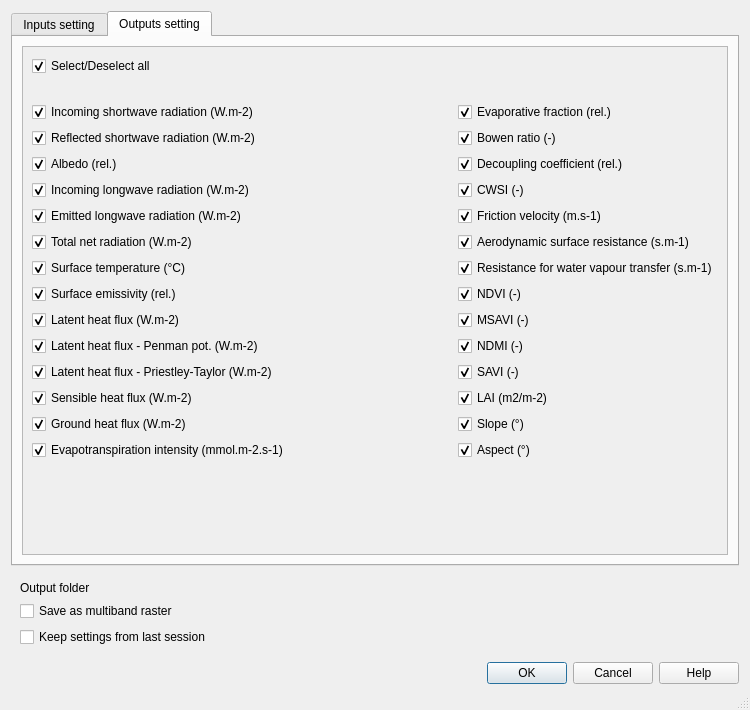
First picture: the form in SEBCS_dialog_base.ui, repository JakubBrom/SEBCS, before the edit.
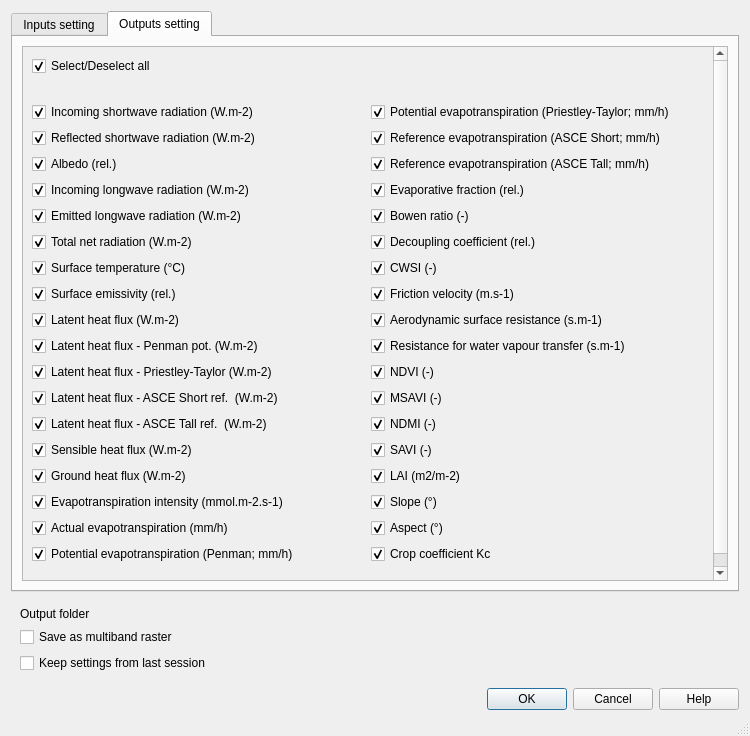
Second picture: the form after the edit. The open tabs and pages were chosen to show the change. Icons and pictures are not drawn. Custom widgets are drawn as their Qt base class.

Commit message: New features added (ASCE Ref. ET a,d calculation of evapotranspiration intensity in mm/h), bug fixes and code optimization.

What changed in the file:
```diff
--- a/SEBCS_dialog_base.ui
+++ b/SEBCS_dialog_base.ui
@@ -13,7 +13,7 @@
     <x>0</x>
     <y>0</y>
     <width>750</width>
-    <height>710</height>
+    <height>736</height>
    </rect>
   </property>
   <property name="sizePolicy">
@@ -62,6 +62,22 @@
      <layout class="QGridLayout" name="gridLayout_13">
       <item row="0" column="0">
        <layout class="QGridLayout" name="gridLayout_2">
+        <item row="1" column="0">
+         <widget class="QLabel" name="label_30">
+          <property name="sizePolicy">
+           <sizepolicy hsizetype="Preferred" vsizetype="Preferred">
+            <horstretch>0</horstretch>
+            <verstretch>0</verstretch>
+           </sizepolicy>
+          </property>
+          <property name="toolTip">
+           <string>&lt;html&gt;&lt;head/&gt;&lt;body&gt;&lt;p&gt;Set path to output folder.&lt;/p&gt;&lt;/body&gt;&lt;/html&gt;</string>
+          </property>
+          <property name="text">
+           <string>Output folder</string>
+          </property>
+         </widget>
+        </item>
         <item row="3" column="0">
          <widget class="QCheckBox" name="ch_multi">
           <property name="sizePolicy">
@@ -78,22 +94,6 @@
           </property>
          </widget>
         </item>
-        <item row="1" column="0">
-         <widget class="QLabel" name="label_30">
-          <property name="sizePolicy">
-           <sizepolicy hsizetype="Preferred" vsizetype="Preferred">
-            <horstretch>0</horstretch>
-            <verstretch>0</verstretch>
-           </sizepolicy>
-          </property>
-          <property name="toolTip">
-           <string>&lt;html&gt;&lt;head/&gt;&lt;body&gt;&lt;p&gt;Set path to output folder.&lt;/p&gt;&lt;/body&gt;&lt;/html&gt;</string>
-          </property>
-          <property name="text">
-           <string>Output folder</string>
-          </property>
-         </widget>
-        </item>
         <item row="3" column="1">
          <widget class="QgsFileWidget" name="out_multifile">
           <property name="enabled">
@@ -156,6 +156,20 @@
      </layout>
     </widget>
    </item>
+   <item row="2" column="0">
+    <layout class="QGridLayout" name="gridLayout_14">
+     <property name="bottomMargin">
+      <number>15</number>
+     </property>
+     <item row="0" column="0">
+      <widget class="QDialogButtonBox" name="buttonBox">
+       <property name="standardButtons">
+        <set>QDialogButtonBox::Cancel|QDialogButtonBox::Help|QDialogButtonBox::Ok</set>
+       </property>
+      </widget>
+     </item>
+    </layout>
+   </item>
    <item row="0" column="0">
     <widget class="QTabWidget" name="tabWidget">
      <property name="enabled">
@@ -204,7 +218,7 @@
             <x>0</x>
             <y>0</y>
             <width>706</width>
-            <height>505</height>
+            <height>531</height>
            </rect>
           </property>
           <property name="sizePolicy">
@@ -1179,8 +1193,8 @@
                      <rect>
                       <x>0</x>
                       <y>0</y>
-                      <width>348</width>
-                      <height>212</height>
+                      <width>660</width>
+                      <height>311</height>
                      </rect>
                     </property>
                     <property name="sizePolicy">
@@ -1477,8 +1491,8 @@
            <rect>
             <x>0</x>
             <y>0</y>
-            <width>498</width>
-            <height>432</height>
+            <width>706</width>
+            <height>531</height>
            </rect>
           </property>
           <property name="sizePolicy">
@@ -1503,132 +1517,6 @@
            </item>
            <item row="0" column="0">
             <layout class="QGridLayout" name="gridLayout_20">
-             <item row="15" column="1">
-              <widget class="QCheckBox" name="ch_aspect">
-               <property name="text">
-                <string>Aspect (°)</string>
-               </property>
-               <property name="checked">
-                <bool>true</bool>
-               </property>
-              </widget>
-             </item>
-             <item row="8" column="0">
-              <widget class="QCheckBox" name="ch_ts">
-               <property name="text">
-                <string>Surface temperature (°C)</string>
-               </property>
-               <property name="checked">
-                <bool>true</bool>
-               </property>
-              </widget>
-             </item>
-             <item row="12" column="0">
-              <widget class="QCheckBox" name="ch_le_pt">
-               <property name="sizePolicy">
-                <sizepolicy hsizetype="Preferred" vsizetype="Fixed">
-                 <horstretch>0</horstretch>
-                 <verstretch>0</verstretch>
-                </sizepolicy>
-               </property>
-               <property name="text">
-                <string>Latent heat flux - Priestley-Taylor (W.m-2)</string>
-               </property>
-               <property name="checked">
-                <bool>true</bool>
-               </property>
-              </widget>
-             </item>
-             <item row="5" column="1">
-              <widget class="QCheckBox" name="ch_cwsi">
-               <property name="sizePolicy">
-                <sizepolicy hsizetype="Preferred" vsizetype="Fixed">
-                 <horstretch>0</horstretch>
-                 <verstretch>0</verstretch>
-                </sizepolicy>
-               </property>
-               <property name="text">
-                <string>CWSI (-)</string>
-               </property>
-               <property name="checked">
-                <bool>true</bool>
-               </property>
-              </widget>
-             </item>
-             <item row="3" column="1">
-              <widget class="QCheckBox" name="ch_bowen">
-               <property name="sizePolicy">
-                <sizepolicy hsizetype="Preferred" vsizetype="Fixed">
-                 <horstretch>0</horstretch>
-                 <verstretch>0</verstretch>
-                </sizepolicy>
-               </property>
-               <property name="text">
-                <string>Bowen ratio (-)</string>
-               </property>
-               <property name="checked">
-                <bool>true</bool>
-               </property>
-              </widget>
-             </item>
-             <item row="4" column="1">
-              <widget class="QCheckBox" name="ch_omega">
-               <property name="sizePolicy">
-                <sizepolicy hsizetype="Preferred" vsizetype="Fixed">
-                 <horstretch>0</horstretch>
-                 <verstretch>0</verstretch>
-                </sizepolicy>
-               </property>
-               <property name="text">
-                <string>Decoupling coefficient (rel.)</string>
-               </property>
-               <property name="checked">
-                <bool>true</bool>
-               </property>
-              </widget>
-             </item>
-             <item row="4" column="0">
-              <widget class="QCheckBox" name="ch_albedo">
-               <property name="sizePolicy">
-                <sizepolicy hsizetype="Preferred" vsizetype="Fixed">
-                 <horstretch>0</horstretch>
-                 <verstretch>0</verstretch>
-                </sizepolicy>
-               </property>
-               <property name="text">
-                <string>Albedo (rel.)</string>
-               </property>
-               <property name="checked">
-                <bool>true</bool>
-               </property>
-              </widget>
-             </item>
-             <item row="5" column="0">
-              <widget class="QCheckBox" name="ch_rl_in">
-               <property name="text">
-                <string>Incoming longwave radiation (W.m-2)</string>
-               </property>
-               <property name="checked">
-                <bool>true</bool>
-               </property>
-              </widget>
-             </item>
-             <item row="22" column="0">
-              <spacer name="verticalSpacer">
-               <property name="orientation">
-                <enum>Qt::Vertical</enum>
-               </property>
-               <property name="sizeType">
-                <enum>QSizePolicy::Fixed</enum>
-               </property>
-               <property name="sizeHint" stdset="0">
-                <size>
-                 <width>10</width>
-                 <height>20</height>
-                </size>
-               </property>
-              </spacer>
-             </item>
              <item row="3" column="0">
               <widget class="QCheckBox" name="ch_rs_out">
                <property name="sizePolicy">
@@ -1645,16 +1533,10 @@
                </property>
               </widget>
              </item>
-             <item row="0" column="0">
-              <widget class="QCheckBox" name="ch_all">
-               <property name="sizePolicy">
-                <sizepolicy hsizetype="Preferred" vsizetype="Fixed">
-                 <horstretch>0</horstretch>
-                 <verstretch>0</verstretch>
-                </sizepolicy>
-               </property>
+             <item row="13" column="0">
+              <widget class="QCheckBox" name="ch_le_ref_short">
                <property name="text">
-                <string>Select/Deselect all</string>
+                <string>Latent heat flux - ASCE Short ref.  (W.m-2)</string>
                </property>
                <property name="checked">
                 <bool>true</bool>
@@ -1677,48 +1559,16 @@
                </property>
               </widget>
              </item>
-             <item row="6" column="0">
-              <widget class="QCheckBox" name="ch_rl_out">
+             <item row="5" column="0">
+              <widget class="QCheckBox" name="ch_rl_in">
                <property name="text">
-                <string>Emitted longwave radiation (W.m-2)</string>
+                <string>Incoming longwave radiation (W.m-2)</string>
                </property>
                <property name="checked">
                 <bool>true</bool>
                </property>
               </widget>
              </item>
-             <item row="2" column="0">
-              <widget class="QCheckBox" name="ch_rs_in">
-               <property name="sizePolicy">
-                <sizepolicy hsizetype="Preferred" vsizetype="Fixed">
-                 <horstretch>0</horstretch>
-                 <verstretch>0</verstretch>
-                </sizepolicy>
-               </property>
-               <property name="text">
-                <string>Incoming shortwave radiation (W.m-2)</string>
-               </property>
-               <property name="checked">
-                <bool>true</bool>
-               </property>
-              </widget>
-             </item>
-             <item row="1" column="0">
-              <spacer name="verticalSpacer_2">
-               <property name="orientation">
-                <enum>Qt::Vertical</enum>
-               </property>
-               <property name="sizeType">
-                <enum>QSizePolicy::Fixed</enum>
-               </property>
-               <property name="sizeHint" stdset="0">
-                <size>
-                 <width>13</width>
-                 <height>20</height>
-                </size>
-               </property>
-              </spacer>
-             </item>
              <item row="10" column="0">
               <widget class="QCheckBox" name="ch_le">
                <property name="sizePolicy">
@@ -1735,6 +1585,38 @@
                </property>
               </widget>
              </item>
+             <item row="0" column="0">
+              <widget class="QCheckBox" name="ch_all">
+               <property name="sizePolicy">
+                <sizepolicy hsizetype="Expanding" vsizetype="Fixed">
+                 <horstretch>0</horstretch>
+                 <verstretch>0</verstretch>
+                </sizepolicy>
+               </property>
+               <property name="text">
+                <string>Select/Deselect all</string>
+               </property>
+               <property name="checked">
+                <bool>true</bool>
+               </property>
+              </widget>
+             </item>
+             <item row="1" column="0">
+              <spacer name="verticalSpacer_2">
+               <property name="orientation">
+                <enum>Qt::Vertical</enum>
+               </property>
+               <property name="sizeType">
+                <enum>QSizePolicy::Fixed</enum>
+               </property>
+               <property name="sizeHint" stdset="0">
+                <size>
+                 <width>13</width>
+                 <height>20</height>
+                </size>
+               </property>
+              </spacer>
+             </item>
              <item row="7" column="0">
               <widget class="QCheckBox" name="ch_rn">
                <property name="sizePolicy">
@@ -1751,7 +1633,111 @@
                </property>
               </widget>
              </item>
-             <item row="13" column="0">
+             <item row="27" column="0">
+              <spacer name="verticalSpacer">
+               <property name="orientation">
+                <enum>Qt::Vertical</enum>
+               </property>
+               <property name="sizeType">
+                <enum>QSizePolicy::Fixed</enum>
+               </property>
+               <property name="sizeHint" stdset="0">
+                <size>
+                 <width>10</width>
+                 <height>20</height>
+                </size>
+               </property>
+              </spacer>
+             </item>
+             <item row="9" column="0">
+              <widget class="QCheckBox" name="ch_emiss">
+               <property name="sizePolicy">
+                <sizepolicy hsizetype="Expanding" vsizetype="Fixed">
+                 <horstretch>0</horstretch>
+                 <verstretch>0</verstretch>
+                </sizepolicy>
+               </property>
+               <property name="text">
+                <string>Surface emissivity (rel.)</string>
+               </property>
+               <property name="checked">
+                <bool>true</bool>
+               </property>
+              </widget>
+             </item>
+             <item row="8" column="0">
+              <widget class="QCheckBox" name="ch_ts">
+               <property name="text">
+                <string>Surface temperature (°C)</string>
+               </property>
+               <property name="checked">
+                <bool>true</bool>
+               </property>
+              </widget>
+             </item>
+             <item row="6" column="0">
+              <widget class="QCheckBox" name="ch_rl_out">
+               <property name="text">
+                <string>Emitted longwave radiation (W.m-2)</string>
+               </property>
+               <property name="checked">
+                <bool>true</bool>
+               </property>
+              </widget>
+             </item>
+             <item row="14" column="0">
+              <widget class="QCheckBox" name="ch_le_ref_tall">
+               <property name="text">
+                <string>Latent heat flux - ASCE Tall ref.  (W.m-2)</string>
+               </property>
+               <property name="checked">
+                <bool>true</bool>
+               </property>
+              </widget>
+             </item>
+             <item row="12" column="0">
+              <widget class="QCheckBox" name="ch_le_pt">
+               <property name="sizePolicy">
+                <sizepolicy hsizetype="Preferred" vsizetype="Fixed">
+                 <horstretch>0</horstretch>
+                 <verstretch>0</verstretch>
+                </sizepolicy>
+               </property>
+               <property name="text">
+                <string>Latent heat flux - Priestley-Taylor (W.m-2)</string>
+               </property>
+               <property name="checked">
+                <bool>true</bool>
+               </property>
+              </widget>
+             </item>
+             <item row="17" column="0">
+              <widget class="QCheckBox" name="ch_e_int">
+               <property name="sizePolicy">
+                <sizepolicy hsizetype="Preferred" vsizetype="Fixed">
+                 <horstretch>0</horstretch>
+                 <verstretch>0</verstretch>
+                </sizepolicy>
+               </property>
+               <property name="text">
+                <string>Evapotranspiration intensity (mmol.m-2.s-1)</string>
+               </property>
+               <property name="checked">
+                <bool>true</bool>
+               </property>
+              </widget>
+             </item>
+             <item row="18" column="0">
+              <widget class="QCheckBox" name="ch_aet">
+               <property name="text">
+                <string>Actual evapotranspiration (mm/h)</string>
+               </property>
+               <property name="checked">
+                <bool>true</bool>
+               </property>
+              </widget>
+             </item>
+             <item row="15" column="0">
               <widget class="QCheckBox" name="ch_sensible">
                <property name="sizePolicy">
                 <sizepolicy hsizetype="Preferred" vsizetype="Fixed">
@@ -1767,7 +1753,7 @@
                </property>
               </widget>
              </item>
-             <item row="14" column="0">
+             <item row="16" column="0">
               <widget class="QCheckBox" name="ch_ground">
                <property name="sizePolicy">
                 <sizepolicy hsizetype="Preferred" vsizetype="Fixed">
@@ -1783,8 +1769,8 @@
                </property>
               </widget>
              </item>
-             <item row="2" column="1">
-              <widget class="QCheckBox" name="ch_ef">
+             <item row="4" column="0">
+              <widget class="QCheckBox" name="ch_albedo">
                <property name="sizePolicy">
                 <sizepolicy hsizetype="Preferred" vsizetype="Fixed">
                  <horstretch>0</horstretch>
@@ -1792,14 +1778,60 @@
                 </sizepolicy>
                </property>
                <property name="text">
-                <string>Evaporative fraction (rel.)</string>
+                <string>Albedo (rel.)</string>
                </property>
                <property name="checked">
                 <bool>true</bool>
                </property>
               </widget>
              </item>
-             <item row="14" column="1">
+             <item row="2" column="0">
+              <widget class="QCheckBox" name="ch_rs_in">
+               <property name="sizePolicy">
+                <sizepolicy hsizetype="Expanding" vsizetype="Fixed">
+                 <horstretch>0</horstretch>
+                 <verstretch>0</verstretch>
+                </sizepolicy>
+               </property>
+               <property name="text">
+                <string>Incoming shortwave radiation (W.m-2)</string>
+               </property>
+               <property name="checked">
+                <bool>true</bool>
+               </property>
+              </widget>
+             </item>
+             <item row="19" column="0">
+              <widget class="QCheckBox" name="ch_pet">
+               <property name="text">
+                <string>Potential evapotranspiration (Penman; mm/h)</string>
+               </property>
+               <property name="checked">
+                <bool>true</bool>
+               </property>
+              </widget>
+             </item>
+             <item row="19" column="1">
+              <widget class="QCheckBox" name="ch_kc">
+               <property name="text">
+                <string>Crop coefficient Kc</string>
+               </property>
+               <property name="checked">
+                <bool>true</bool>
+               </property>
+              </widget>
+             </item>
+             <item row="18" column="1">
+              <widget class="QCheckBox" name="ch_aspect">
+               <property name="text">
+                <string>Aspect (°)</string>
+               </property>
+               <property name="checked">
+                <bool>true</bool>
+               </property>
+              </widget>
+             </item>
+             <item row="17" column="1">
               <widget class="QCheckBox" name="ch_slope">
                <property name="text">
                 <string>Slope (°)</string>
@@ -1809,8 +1841,28 @@
                </property>
               </widget>
              </item>
-             <item row="15" column="0">
-              <widget class="QCheckBox" name="ch_e_int">
+             <item row="16" column="1">
+              <widget class="QCheckBox" name="ch_lai">
+               <property name="text">
+                <string>LAI (m2/m-2)</string>
+               </property>
+               <property name="checked">
+                <bool>true</bool>
+               </property>
+              </widget>
+             </item>
+             <item row="15" column="1">
+              <widget class="QCheckBox" name="ch_savi">
+               <property name="text">
+                <string>SAVI (-)</string>
+               </property>
+               <property name="checked">
+                <bool>true</bool>
+               </property>
+              </widget>
+             </item>
+             <item row="14" column="1">
+              <widget class="QCheckBox" name="ch_ndmi">
                <property name="sizePolicy">
                 <sizepolicy hsizetype="Preferred" vsizetype="Fixed">
                  <horstretch>0</horstretch>
@@ -1818,14 +1870,78 @@
                 </sizepolicy>
                </property>
                <property name="text">
-                <string>Evapotranspiration intensity (mmol.m-2.s-1)</string>
+                <string>NDMI (-)</string>
                </property>
                <property name="checked">
                 <bool>true</bool>
                </property>
               </widget>
              </item>
-             <item row="6" column="1">
+             <item row="13" column="1">
+              <widget class="QCheckBox" name="ch_msavi">
+               <property name="sizePolicy">
+                <sizepolicy hsizetype="Preferred" vsizetype="Fixed">
+                 <horstretch>0</horstretch>
+                 <verstretch>0</verstretch>
+                </sizepolicy>
+               </property>
+               <property name="text">
+                <string>MSAVI (-)</string>
+               </property>
+               <property name="checked">
+                <bool>true</bool>
+               </property>
+              </widget>
+             </item>
+             <item row="12" column="1">
+              <widget class="QCheckBox" name="ch_ndvi">
+               <property name="sizePolicy">
+                <sizepolicy hsizetype="Preferred" vsizetype="Fixed">
+                 <horstretch>0</horstretch>
+                 <verstretch>0</verstretch>
+                </sizepolicy>
+               </property>
+               <property name="text">
+                <string>NDVI (-)</string>
+               </property>
+               <property name="checked">
+                <bool>true</bool>
+               </property>
+              </widget>
+             </item>
+             <item row="11" column="1">
+              <widget class="QCheckBox" name="ch_rc">
+               <property name="sizePolicy">
+                <sizepolicy hsizetype="Preferred" vsizetype="Fixed">
+                 <horstretch>0</horstretch>
+                 <verstretch>0</verstretch>
+                </sizepolicy>
+               </property>
+               <property name="text">
+                <string>Resistance for water vapour transfer (s.m-1)</string>
+               </property>
+               <property name="checked">
+                <bool>true</bool>
+               </property>
+              </widget>
+             </item>
+             <item row="10" column="1">
+              <widget class="QCheckBox" name="ch_ra">
+               <property name="sizePolicy">
+                <sizepolicy hsizetype="Preferred" vsizetype="Fixed">
+                 <horstretch>0</horstretch>
+                 <verstretch>0</verstretch>
+                </sizepolicy>
+               </property>
+               <property name="text">
+                <string>Aerodynamic surface resistance (s.m-1)</string>
+               </property>
+               <property name="checked">
+                <bool>true</bool>
+               </property>
+              </widget>
+             </item>
+             <item row="9" column="1">
               <widget class="QCheckBox" name="ch_frict">
                <property name="enabled">
                 <bool>true</bool>
@@ -1847,40 +1963,8 @@
                </property>
               </widget>
              </item>
-             <item row="9" column="0">
-              <widget class="QCheckBox" name="ch_emiss">
-               <property name="sizePolicy">
-                <sizepolicy hsizetype="Expanding" vsizetype="Fixed">
-                 <horstretch>0</horstretch>
-                 <verstretch>0</verstretch>
-                </sizepolicy>
-               </property>
-               <property name="text">
-                <string>Surface emissivity (rel.)</string>
-               </property>
-               <property name="checked">
-                <bool>true</bool>
-               </property>
-              </widget>
-             </item>
-             <item row="7" column="1">
-              <widget class="QCheckBox" name="ch_ra">
-               <property name="sizePolicy">
-                <sizepolicy hsizetype="Preferred" vsizetype="Fixed">
-                 <horstretch>0</horstretch>
-                 <verstretch>0</verstretch>
-                </sizepolicy>
-               </property>
-               <property name="text">
-                <string>Aerodynamic surface resistance (s.m-1)</string>
-               </property>
-               <property name="checked">
-                <bool>true</bool>
-               </property>
-              </widget>
-             </item>
              <item row="8" column="1">
-              <widget class="QCheckBox" name="ch_rc">
+              <widget class="QCheckBox" name="ch_cwsi">
                <property name="sizePolicy">
                 <sizepolicy hsizetype="Preferred" vsizetype="Fixed">
                  <horstretch>0</horstretch>
@@ -1888,15 +1972,15 @@
                 </sizepolicy>
                </property>
                <property name="text">
-                <string>Resistance for water vapour transfer (s.m-1)</string>
+                <string>CWSI (-)</string>
                </property>
                <property name="checked">
                 <bool>true</bool>
                </property>
               </widget>
              </item>
-             <item row="9" column="1">
-              <widget class="QCheckBox" name="ch_ndvi">
+             <item row="7" column="1">
+              <widget class="QCheckBox" name="ch_omega">
                <property name="sizePolicy">
                 <sizepolicy hsizetype="Preferred" vsizetype="Fixed">
                  <horstretch>0</horstretch>
@@ -1904,15 +1988,15 @@
                 </sizepolicy>
                </property>
                <property name="text">
-                <string>NDVI (-)</string>
+                <string>Decoupling coefficient (rel.)</string>
                </property>
                <property name="checked">
                 <bool>true</bool>
                </property>
               </widget>
              </item>
-             <item row="10" column="1">
-              <widget class="QCheckBox" name="ch_msavi">
+             <item row="6" column="1">
+              <widget class="QCheckBox" name="ch_bowen">
                <property name="sizePolicy">
                 <sizepolicy hsizetype="Preferred" vsizetype="Fixed">
                  <horstretch>0</horstretch>
@@ -1920,43 +2004,53 @@
                 </sizepolicy>
                </property>
                <property name="text">
-                <string>MSAVI (-)</string>
+                <string>Bowen ratio (-)</string>
                </property>
                <property name="checked">
                 <bool>true</bool>
                </property>
               </widget>
              </item>
-             <item row="11" column="1">
-              <widget class="QCheckBox" name="ch_ndmi">
+             <item row="5" column="1">
+              <widget class="QCheckBox" name="ch_ef">
                <property name="sizePolicy">
-                <sizepolicy hsizetype="Preferred" vsizetype="Fixed">
+                <sizepolicy hsizetype="Expanding" vsizetype="Fixed">
                  <horstretch>0</horstretch>
                  <verstretch>0</verstretch>
                 </sizepolicy>
                </property>
                <property name="text">
-                <string>NDMI (-)</string>
+                <string>Evaporative fraction (rel.)</string>
                </property>
                <property name="checked">
                 <bool>true</bool>
                </property>
               </widget>
              </item>
-             <item row="12" column="1">
-              <widget class="QCheckBox" name="ch_savi">
+             <item row="2" column="1">
+              <widget class="QCheckBox" name="ch_ptet">
                <property name="text">
-                <string>SAVI (-)</string>
+                <string>Potential evapotranspiration (Priestley-Taylor; mm/h)</string>
                </property>
                <property name="checked">
                 <bool>true</bool>
                </property>
               </widget>
              </item>
-             <item row="13" column="1">
-              <widget class="QCheckBox" name="ch_lai">
+             <item row="3" column="1">
+              <widget class="QCheckBox" name="ch_refets">
                <property name="text">
-                <string>LAI (m2/m-2)</string>
+                <string>Reference evapotranspiration (ASCE Short; mm/h)</string>
+               </property>
+               <property name="checked">
+                <bool>true</bool>
+               </property>
+              </widget>
+             </item>
+             <item row="4" column="1">
+              <widget class="QCheckBox" name="ch_refett">
+               <property name="text">
+                <string>Reference evapotranspiration (ASCE Tall; mm/h)</string>
                </property>
                <property name="checked">
                 <bool>true</bool>
@@ -1973,20 +2067,6 @@
      </widget>
     </widget>
    </item>
-   <item row="2" column="0">
-    <layout class="QGridLayout" name="gridLayout_14">
-     <property name="bottomMargin">
-      <number>15</number>
-     </property>
-     <item row="0" column="0">
-      <widget class="QDialogButtonBox" name="buttonBox">
-       <property name="standardButtons">
-        <set>QDialogButtonBox::Cancel|QDialogButtonBox::Help|QDialogButtonBox::Ok</set>
-       </property>
-      </widget>
-     </item>
-    </layout>
-   </item>
   </layout>
  </widget>
  <customwidgets>
```
Left out of the diff: 128 changed lines with no effect on the pictures. The commit also changes 1 other file.
